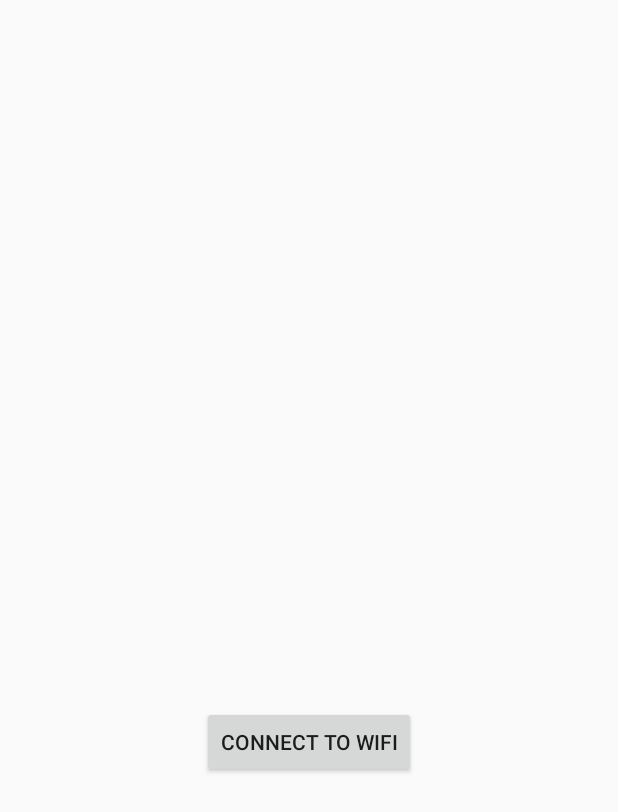
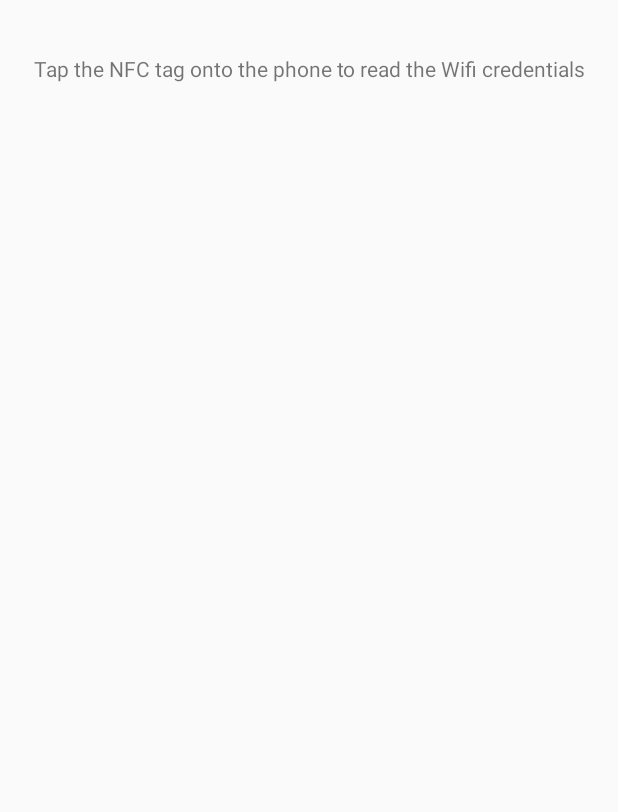
Before and after one commit to am3ience/NFC_android_app, an Android app: the ReadTagActivity screen opened directly, with no data from a screen before it, on a phone screen of 412 x 824 dp. Shown: the top 812 px of the screen. Run offline under Robolectric (Android 15) with nearby library versions, the phone set to English and light mode, and no system bars; 2 statements that could not run were skipped.

Commit message:
Commenting and stuff

```diff
--- a/app/src/main/java/com/example/paul/nfc2/BeamActivity.java
+++ b/app/src/main/java/com/example/paul/nfc2/BeamActivity.java
@@ -39,11 +39,6 @@ public class BeamActivity extends Activity implements NfcAdapter.CreateNdefMessa
         mAdapter.setNdefPushMessageCallback(this, this);
     }
 
-    /**
-     * Ndef Record that will be sent over via NFC
-     * @param nfcEvent
-     * @return
-     */
     @Override
     public NdefMessage createNdefMessage(NfcEvent nfcEvent) {
         String message = mEditText.getText().toString();
--- a/app/src/main/java/com/example/paul/nfc2/BeamDisplayActivity.java
+++ b/app/src/main/java/com/example/paul/nfc2/BeamDisplayActivity.java
@@ -12,9 +12,6 @@ import android.os.Bundle;
 import android.os.Parcelable;
 import android.widget.TextView;
 
-/**
- * Created by mshrestha on 7/23/2014.
- */
 public class BeamDisplayActivity extends Activity {
 
     private TextView mTextView;
--- a/app/src/main/java/com/example/paul/nfc2/MainActivity.java
+++ b/app/src/main/java/com/example/paul/nfc2/MainActivity.java
@@ -21,6 +21,7 @@ public class MainActivity extends Activity
         super.onCreate(savedInstanceState);
         setContentView(R.layout.activity_main);
 
+        //Write to tag
         _buttonWriteTag = (Button) findViewById(R.id.buttonWriteTag);
         _buttonWriteTag.setOnClickListener(new OnClickListener()
         {
@@ -31,6 +32,7 @@ public class MainActivity extends Activity
             }
         });
 
+        //Read tag
         _buttonReadTag = (Button) findViewById(R.id.buttonReadTag);
         _buttonReadTag.setOnClickListener(new OnClickListener()
         {
@@ -41,6 +43,7 @@ public class MainActivity extends Activity
             }
         });
 
+        //Beam messages to someone else
         _buttonBeam = (Button) findViewById(R.id.buttonBeam);
         _buttonBeam.setOnClickListener(new OnClickListener()
         {
@@ -51,6 +54,7 @@ public class MainActivity extends Activity
             }
         });
 
+        //Beam a file to someone
         buttonfile = (Button) findViewById(R.id.buttonfile);
         buttonfile.setOnClickListener(new OnClickListener()
         {
--- a/app/src/main/java/com/example/paul/nfc2/ReadTagActivity.java
+++ b/app/src/main/java/com/example/paul/nfc2/ReadTagActivity.java
@@ -148,7 +148,7 @@ public class ReadTagActivity extends Activity {
     private void confirmDisplayedContentOverwrite(final NdefMessage msg) {
         final String data = _textViewData.getText().toString().trim();
 
-        new AlertDialog.Builder(this).setTitle("New tag found!").setMessage("Do you want to connect to the wifi?")
+        new AlertDialog.Builder(this).setTitle("NFC tag found!").setMessage("Do you want to connect to the wifi?")
                 .setPositiveButton("Yes", new DialogInterface.OnClickListener() {
                     @Override
                     public void onClick(DialogInterface dialog, int id) {
--- a/app/src/main/java/com/example/paul/nfc2/WriteTagActivity.java
+++ b/app/src/main/java/com/example/paul/nfc2/WriteTagActivity.java
@@ -52,7 +52,7 @@ public class WriteTagActivity extends Activity
 
         if (_nfcAdapter == null)
         {
-            Toast.makeText(this, "Your device does not support NFC. Cannot run this sample.", Toast.LENGTH_LONG).show();
+            Toast.makeText(this, "Your device does not support NFC. Cannot run this app.", Toast.LENGTH_LONG).show();
             finish();
             return;
         }
@@ -148,7 +148,7 @@ public class WriteTagActivity extends Activity
                 }
 
                 ndef.writeNdefMessage(message);
-                Toast.makeText(this, "A pre-formatted tag was successfully updated.", Toast.LENGTH_LONG).show();
+                Toast.makeText(this, "NFC tag was successfully updated.", Toast.LENGTH_LONG).show();
                 return true;
             }
 
--- a/app/src/main/res/layout/activity_main.xml
+++ b/app/src/main/res/layout/activity_main.xml
@@ -19,17 +19,17 @@
             android:id="@+id/buttonWriteTag"
             android:layout_width="match_parent"
             android:layout_height="wrap_content"
-            android:text="Write"/>
+            android:text="Write Wifi info to NFC"/>
         <Button
             android:id="@+id/buttonReadTag"
             android:layout_width="match_parent"
             android:layout_height="wrap_content"
-            android:text="Read"/>
+            android:text="Read NFC wifi credentials to connect"/>
         <Button
             android:id="@+id/buttonBeam"
             android:layout_width="match_parent"
             android:layout_height="wrap_content"
-            android:text="Beam"/>
+            android:text="Beam Messenger"/>
         <Button
             android:text="File Transfer"
             android:layout_width="match_parent"
--- a/app/src/main/res/layout/read.xml
+++ b/app/src/main/res/layout/read.xml
@@ -12,32 +12,13 @@
         android:textSize="15sp"
         android:textStyle="bold"/>
 
-    <Button
-        android:text="Connect to Wifi"
-        android:layout_width="wrap_content"
-        android:layout_height="wrap_content"
-        android:layout_below="@+id/textData"
-        android:layout_centerHorizontal="true"
-        android:layout_marginTop="48dp"
-        android:id="@+id/button" />
-
     <TextView
         android:layout_width="wrap_content"
         android:layout_height="wrap_content"
-        android:layout_below="@+id/button"
         android:layout_centerHorizontal="true"
         android:layout_marginTop="36dp"
         android:id="@+id/textView"
-        android:gravity="center"/>
-
-    <TextView
-        android:layout_width="wrap_content"
-        android:layout_height="wrap_content"
-        android:layout_below="@+id/textView"
-        android:layout_alignRight="@+id/textView"
-        android:layout_alignEnd="@+id/textView"
-        android:layout_marginTop="16dp"
-        android:id="@+id/textView2"
-        android:gravity="center"/>
+        android:gravity="center"
+        android:text="Tap the NFC tag onto the phone to read the Wifi credentials" />
 
 </RelativeLayout>
```
Also changed, not shown: app/src/main/java/com/example/paul/nfc2/FileTransfer.java (+3 -4 lines), app/src/main/res/layout/write.xml (+10 -1 lines).
